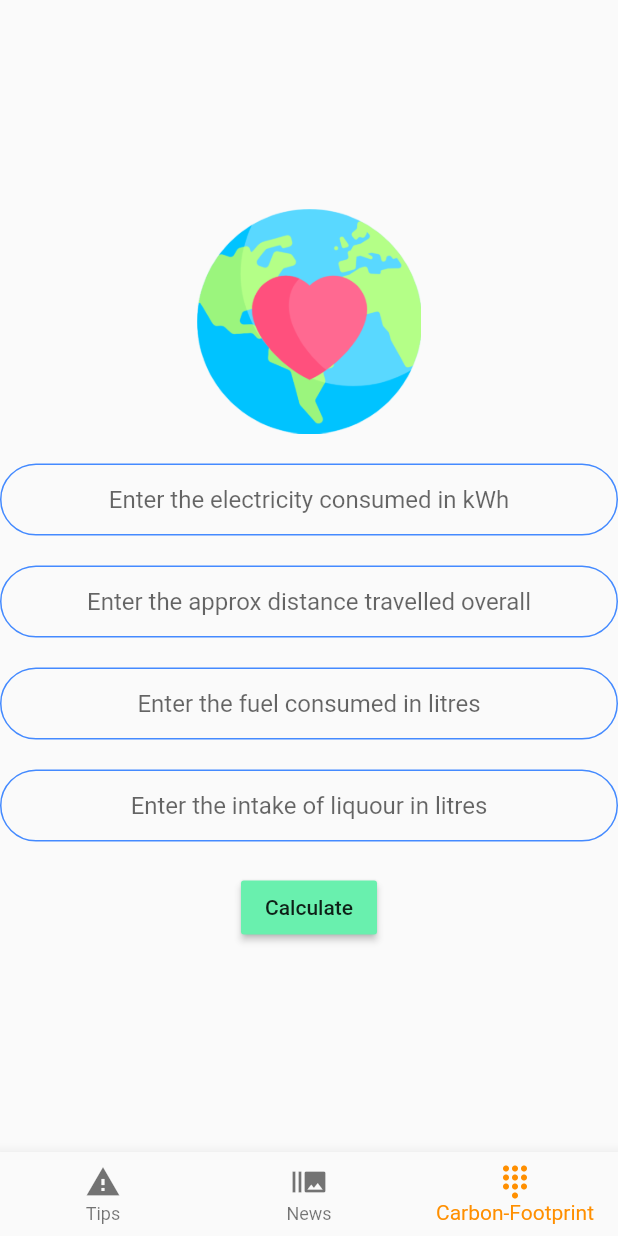
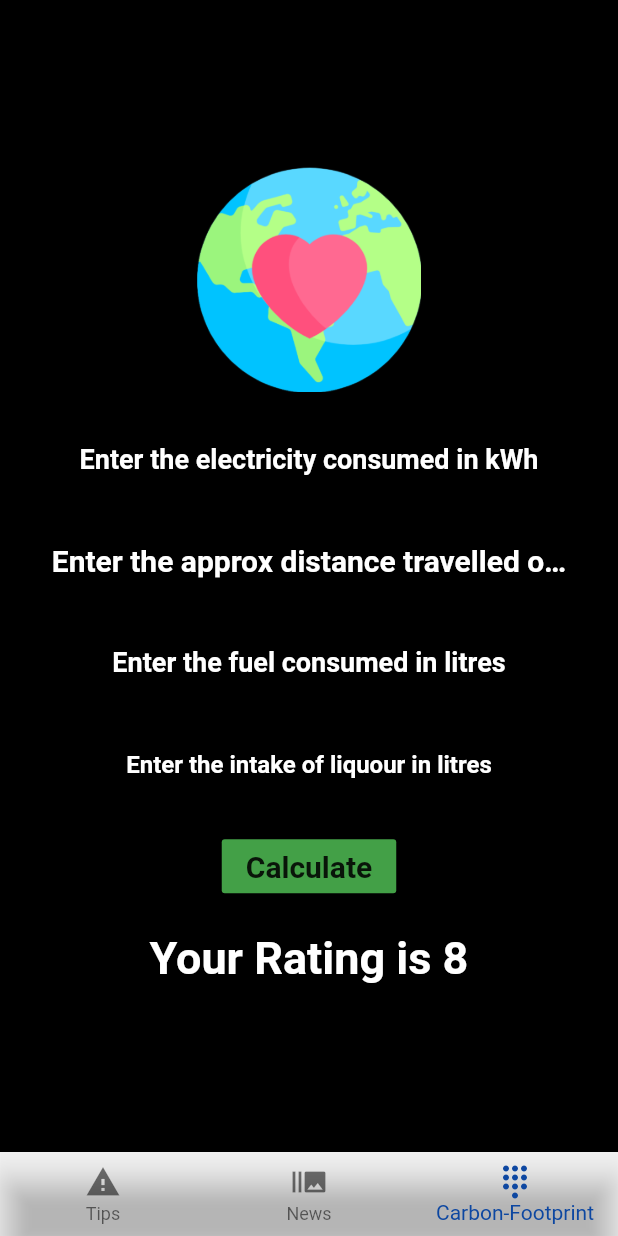
Before and after one commit to teddyphotos/MUJ-Hacks-3.0, a Flutter app: the screen it shows after launch, item 3 of the bottom bar chosen, after a tap on "Calculate", on a phone screen of 412 x 824 dp. Run offline on Flutter 3.47's test engine with Material 2 defaults, Android fonts, the light colour scheme and no system bars; network calls fail.

Commit message:
Colour Change

```diff
--- a/lib/carbon_screen.dart
+++ b/lib/carbon_screen.dart
@@ -1,4 +1,5 @@
 import 'package:flutter/material.dart';
+import 'dart:math';
 
 
 class CarbonFootprint extends StatefulWidget {
@@ -10,6 +11,7 @@ class CarbonFootprint extends StatefulWidget {
 class _CarbonFootprintState extends State<CarbonFootprint> {
 
   static String electricity,distance,fuel,liqour;
+  int rating;
   //  int ele = int.parse(electricity);
   //  int dis = int.parse(distance);
   //   int  result= ele*dis;
@@ -19,6 +21,7 @@ class _CarbonFootprintState extends State<CarbonFootprint> {
   @override
   Widget build(BuildContext context) {
     return Scaffold(
+      backgroundColor: Colors.black,
 
       body: Center(
         child:SingleChildScrollView(
@@ -33,131 +36,115 @@ class _CarbonFootprintState extends State<CarbonFootprint> {
 
 
 
-                TextField(
+                Container(
+                  width: 330.0,
+                  child: TextField(
+
 
                     keyboardType: TextInputType.number,
                      decoration: InputDecoration(
                     hintText: 'Enter the electricity consumed in kWh',
-                  contentPadding: EdgeInsets.symmetric(vertical: 10.0, horizontal: 20.0),
-                  border: OutlineInputBorder(
-                  borderRadius: BorderRadius.all(Radius.circular(32.0)),
-                  ),
-                      enabledBorder: OutlineInputBorder(
-                    borderSide: BorderSide(color: Colors.blueAccent, width: 1.0),
-                    borderRadius: BorderRadius.all(Radius.circular(32.0)),
-                    ),
-                  focusedBorder: OutlineInputBorder(
-                  borderSide: BorderSide(color: Colors.blueAccent, width: 2.0),
-                  borderRadius: BorderRadius.all(Radius.circular(32.0)),
-  ),
+                    hintStyle: TextStyle(color: Colors.white,fontWeight: FontWeight.bold,fontSize: 18.0),
+                    contentPadding: EdgeInsets.symmetric(vertical: 10.0, horizontal: 0.0),
+                    focusedBorder: UnderlineInputBorder(borderSide: BorderSide(color: Colors.white))
+                    ,
                     ),
 
-                  style: TextStyle(color: Colors.black),
+                    style: TextStyle(color: Colors.white,fontWeight: FontWeight.bold,fontSize: 20.0),
                      textAlign: TextAlign.center,
                       onChanged: (value) {
                       electricity = value;
                     },
                   ),
+                ),
                 SizedBox(
                   height: 20.0,
                 ),
-                TextField(
+                Container(
+                  width: 345.0,
+                  child: TextField(
                     keyboardType: TextInputType.number,
                     decoration: InputDecoration(
                     hintText: 'Enter the approx distance travelled overall',
-                  contentPadding: EdgeInsets.symmetric(vertical: 10.0, horizontal: 20.0),
-                  border: OutlineInputBorder(
-                  borderRadius: BorderRadius.all(Radius.circular(32.0)),
-                  ),
-                      enabledBorder: OutlineInputBorder(
-                    borderSide: BorderSide(color: Colors.blueAccent, width: 1.0),
-                    borderRadius: BorderRadius.all(Radius.circular(32.0)),
-                    ),
-                  focusedBorder: OutlineInputBorder(
-                  borderSide: BorderSide(color: Colors.blueAccent, width: 2.0),
-                  borderRadius: BorderRadius.all(Radius.circular(32.0)),
-  ),
+                     hintStyle: TextStyle(color: Colors.white,fontWeight: FontWeight.bold,fontSize: 20.0),
+
+                    contentPadding: EdgeInsets.symmetric(vertical: 10.0, horizontal: 0.0),
+                    focusedBorder: UnderlineInputBorder(borderSide: BorderSide(color: Colors.white))
+                    ,
                     ),
 
-                  style: TextStyle(color: Colors.black),
+                    style: TextStyle(color: Colors.white,fontWeight: FontWeight.bold,fontSize: 20.0),
                     textAlign: TextAlign.center,
 
                     onChanged: (value) {
                       distance = value;
                     },
                   ),
+                ),
                 SizedBox(
                   height: 20.0,
                 ),
-                TextField(
+                Container(
+                  width: 280.0,
+                  child: TextField(
 
                     keyboardType: TextInputType.number,
                      decoration: InputDecoration(
                     hintText: 'Enter the fuel consumed in litres',
-                  contentPadding: EdgeInsets.symmetric(vertical: 10.0, horizontal: 20.0),
-                  border: OutlineInputBorder(
-                  borderRadius: BorderRadius.all(Radius.circular(32.0)),
-                  ),
-                      enabledBorder: OutlineInputBorder(
-                    borderSide: BorderSide(color: Colors.blueAccent, width: 1.0),
-                    borderRadius: BorderRadius.all(Radius.circular(32.0)),
-                    ),
-                  focusedBorder: OutlineInputBorder(
-                  borderSide: BorderSide(color: Colors.blueAccent, width: 2.0),
-                  borderRadius: BorderRadius.all(Radius.circular(32.0)),
-  ),
+                    hintStyle: TextStyle(color: Colors.white,fontWeight: FontWeight.bold,fontSize: 18.0),
+                    contentPadding: EdgeInsets.symmetric(vertical: 10.0, horizontal: 0.0),
+                    focusedBorder: UnderlineInputBorder(borderSide: BorderSide(color: Colors.white))
+                    ,
                         ),
 
-                  style: TextStyle(color: Colors.black),
+
+                    style: TextStyle(color: Colors.white,fontWeight: FontWeight.bold),
                      textAlign: TextAlign.center,
                       onChanged: (value) {
                       fuel = value;
                     },
                   ),
+                ),
                 SizedBox(
                   height: 20.0,
                 ),
-                TextField(
+                Container(
+                  width: 300.0,
+                  child: TextField(
 
                     keyboardType: TextInputType.number,
                      decoration: InputDecoration(
                     hintText: 'Enter the intake of liquour in litres',
+                    hintStyle: TextStyle(color: Colors.white,fontWeight: FontWeight.bold),
                     contentPadding: EdgeInsets.symmetric(vertical: 10.0, horizontal: 20.0),
-                  border: OutlineInputBorder(
-                  borderRadius: BorderRadius.all(Radius.circular(32.0)),
-                  ),
-                      enabledBorder: OutlineInputBorder(
-                    borderSide: BorderSide(color: Colors.blueAccent, width: 1.0),
-                    borderRadius: BorderRadius.all(Radius.circular(32.0)),
-                    ),
-                  focusedBorder: OutlineInputBorder(
-                  borderSide: BorderSide(color: Colors.blueAccent, width: 2.0),
-                  borderRadius: BorderRadius.all(Radius.circular(32.0)),
-  ),
+                    focusedBorder: UnderlineInputBorder(borderSide: BorderSide(color: Colors.white))
+                    ,
                     ),
 
-                  style: TextStyle(color: Colors.black),
+                    style: TextStyle(color: Colors.white,fontWeight: FontWeight.bold),
                      textAlign: TextAlign.center,
                       onChanged: (value) {
                       fuel = value;
                     },
                   ),
+                ),
                 SizedBox(
                   height: 20.0,
                 ),
                 RaisedButton(
-                  color: Colors.greenAccent,
-                  child: Text("Calculate"),
+                  color: Colors.green[600],
+                  child: Text("Calculate",style: TextStyle(fontWeight: FontWeight.bold,fontSize: 20.0),),
 
                   onPressed: (){
                     setState(() {
-
-
+                      rating = Random().nextInt(9)+1;
                     });
                   },
-
-
                 ),
+                SizedBox(
+                  height: 20.0,
+                ),
+                Container(child: Text('Your Rating is $rating',style: TextStyle(fontWeight: FontWeight.bold,fontSize: 30.0,color: Colors.white,),),)
 
 
              ],
--- a/lib/main.dart
+++ b/lib/main.dart
@@ -58,8 +58,11 @@ class _MyStatefulWidgetState extends State<MyStatefulWidget> {
       body: _children[_selectedIndex],
 
       bottomNavigationBar: BottomNavigationBar(
+        backgroundColor: Colors.transparent,
+        //selectedItemColor: Colors.blue,
         items: const <BottomNavigationBarItem>[
           BottomNavigationBarItem(
+
             icon: Icon(Icons.warning),
             title: Text('Tips',style: TextStyle(color: Colors.black)),
           ),
@@ -73,7 +76,7 @@ class _MyStatefulWidgetState extends State<MyStatefulWidget> {
           ),
         ],
         currentIndex: _selectedIndex,
-        selectedItemColor: Colors.amber[800],
+        selectedItemColor: Colors.blue[900],
         onTap: _onTabTapped,
       ),
     );
```
Lines whose indentation alone changed are shown as unchanged.
